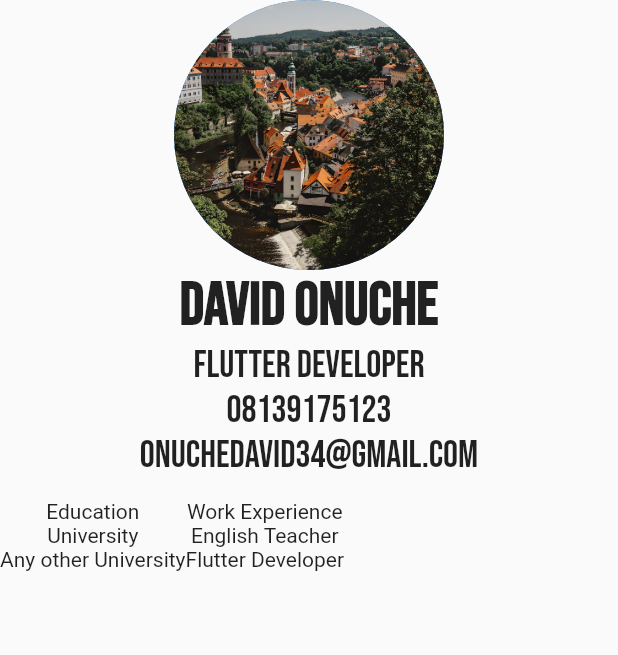
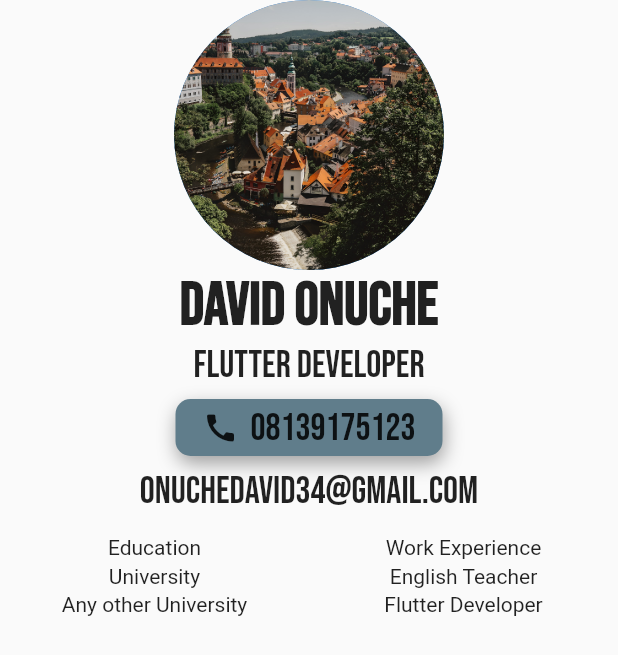
Before and after one commit to davidonuche/my_cv_app, a Flutter app: the screen it shows after launch, on a phone screen of 412 x 824 dp. Shown: the top 655 px of the screen. Run offline on Flutter 3.47's test engine with Material 2 defaults, Android fonts, the phone set to English and light mode, and no system bars.

Commit message:
rapped the call in a container and decorated it

```diff
--- a/lib/screens/my_cv_page.dart
+++ b/lib/screens/my_cv_page.dart
@@ -18,23 +18,61 @@ class MyCvPage extends StatelessWidget {
       ),
       Text("David Onuche", style: kBoldTextstyle),
       Text("Flutter Developer", style: kRegularTextstyle),
+      Container(
+        decoration: BoxDecoration(
+            borderRadius: BorderRadius.circular(10),
+            color: Colors.blueGrey,
+            boxShadow: [
+              BoxShadow(
+                color: Colors.grey,
+                offset: Offset(1.0, 5.0),
+                blurRadius: 10,
+              )
+            ]),
+        margin: EdgeInsets.all(8),
+        padding: EdgeInsets.symmetric(vertical: 4, horizontal: 18),
+        child: Row(
+          mainAxisSize: MainAxisSize.min,
+          children: [
+            Icon(Icons.call),
+            SizedBox(width: 8),
             Text("08139175123", style: kRegularTextstyle),
+          ],
+        ),
+      ),
       Text("onuchedavid34@gmail.com", style: kRegularTextstyle),
       SizedBox(height: 15),
-      Row(children: [
-        Column(
+      Row(
+          mainAxisAlignment: MainAxisAlignment.spaceBetween,
+          crossAxisAlignment: CrossAxisAlignment.start,
+          children: [
+            Expanded(
+              // the flex property is used to determine the size of the column
+              // textalign is used to align the text where you want it to be
+              // flex: 4,
+              child: Column(
                 children: [
                   Text("Education"),
+                  SizedBox(height: 3),
                   Text("University"),
+                  SizedBox(height: 3),
                   Text("Any other University"),
                 ],
               ),
-        Column(
+            ),
+            Expanded(
+              // the flex property is used to determine the size of the column
+              // textalign is used to align the text where you want it to be
+              // flex: 4,
+              child: Column(
                 children: [
                   Text("Work Experience"),
+                  SizedBox(height: 3),
                   Text("English Teacher"),
+                  SizedBox(height: 3),
                   Text("Flutter Developer")
                 ],
+              ),
             )
           ])
     ])));
```
Lines whose indentation alone changed are shown as unchanged.
